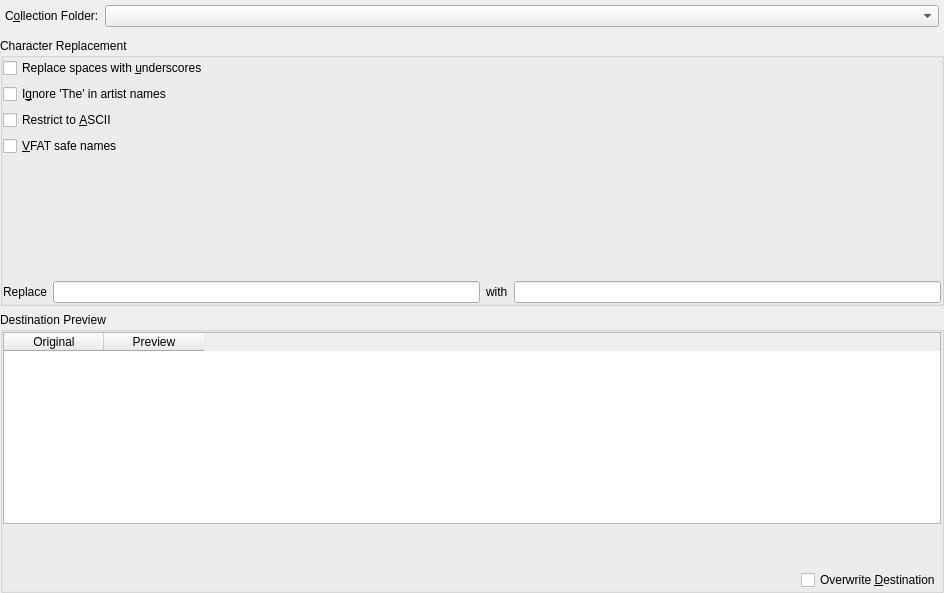
Qt form src/dialogs/OrganizeCollectionDialogBase.ui (KDE/amarok) before a commit.
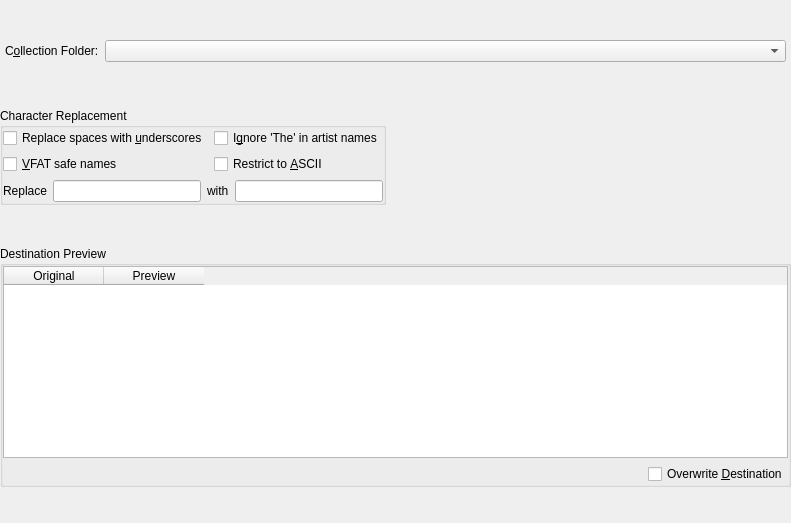
The same form after that commit. Custom widgets are drawn as their Qt base class.

Commit message: Tweak the layout of the Organize and filename layout dialogs to make them fit in smaller screens.

The edit to the form file:
```diff
--- a/src/dialogs/OrganizeCollectionDialogBase.ui
+++ b/src/dialogs/OrganizeCollectionDialogBase.ui
@@ -7,8 +7,8 @@
    <rect>
     <x>0</x>
     <y>0</y>
-    <width>944</width>
-    <height>593</height>
+    <width>791</width>
+    <height>523</height>
    </rect>
   </property>
   <property name="sizePolicy">
@@ -68,12 +68,27 @@
    </item>
    <item>
     <widget class="QGroupBox" name="groupBox_2">
+     <property name="sizePolicy">
+      <sizepolicy hsizetype="MinimumExpanding" vsizetype="Preferred">
+       <horstretch>0</horstretch>
+       <verstretch>0</verstretch>
+      </sizepolicy>
+     </property>
      <property name="title">
       <string>Character Replacement</string>
      </property>
-     <layout class="QVBoxLayout" name="verticalLayout_4">
-      <item>
+     <layout class="QGridLayout" name="gridLayout">
+      <property name="sizeConstraint">
+       <enum>QLayout::SetFixedSize</enum>
+      </property>
+      <item row="0" column="0">
        <widget class="QCheckBox" name="spaceCheck">
+        <property name="sizePolicy">
+         <sizepolicy hsizetype="MinimumExpanding" vsizetype="Fixed">
+          <horstretch>0</horstretch>
+          <verstretch>0</verstretch>
+         </sizepolicy>
+        </property>
         <property name="toolTip">
          <string>If checked, convert spaces to underscores.</string>
         </property>
@@ -85,8 +100,52 @@
         </property>
        </widget>
       </item>
-      <item>
+      <item row="4" column="0" colspan="2">
+       <layout class="QHBoxLayout" name="_2">
+        <item>
+         <widget class="QLabel" name="textLabel1">
+          <property name="text">
+           <string>Replace</string>
+          </property>
+          <property name="wordWrap">
+           <bool>false</bool>
+          </property>
+         </widget>
+        </item>
+        <item>
+         <widget class="KLineEdit" name="regexpEdit">
+          <property name="toolTip">
+           <string>Regular expression</string>
+          </property>
+         </widget>
+        </item>
+        <item>
+         <widget class="QLabel" name="textLabel2">
+          <property name="text">
+           <string>with</string>
+          </property>
+          <property name="wordWrap">
+           <bool>false</bool>
+          </property>
+         </widget>
+        </item>
+        <item>
+         <widget class="KLineEdit" name="replaceEdit">
+          <property name="toolTip">
+           <string>Character string</string>
+          </property>
+         </widget>
+        </item>
+       </layout>
+      </item>
+      <item row="0" column="1">
        <widget class="QCheckBox" name="ignoreTheCheck">
+        <property name="sizePolicy">
+         <sizepolicy hsizetype="MinimumExpanding" vsizetype="Fixed">
+          <horstretch>0</horstretch>
+          <verstretch>0</verstretch>
+         </sizepolicy>
+        </property>
         <property name="toolTip">
          <string>If checked, postfix artists' names starting with 'The' with ', The'.</string>
         </property>
@@ -98,8 +157,14 @@
         </property>
        </widget>
       </item>
-      <item>
+      <item row="1" column="1">
        <widget class="QCheckBox" name="asciiCheck">
+        <property name="sizePolicy">
+         <sizepolicy hsizetype="MinimumExpanding" vsizetype="Fixed">
+          <horstretch>0</horstretch>
+          <verstretch>0</verstretch>
+         </sizepolicy>
+        </property>
         <property name="toolTip">
          <string>&lt;!DOCTYPE HTML PUBLIC &quot;-//W3C//DTD HTML 4.0//EN&quot; &quot;http://www.w3.org/TR/REC-html40/strict.dtd&quot;&gt;
 &lt;html&gt;&lt;head&gt;&lt;meta name=&quot;qrichtext&quot; content=&quot;1&quot; /&gt;&lt;style type=&quot;text/css&quot;&gt;
@@ -125,8 +190,14 @@
         </property>
        </widget>
       </item>
-      <item>
+      <item row="1" column="0">
        <widget class="QCheckBox" name="vfatCheck">
+        <property name="sizePolicy">
+         <sizepolicy hsizetype="MinimumExpanding" vsizetype="Fixed">
+          <horstretch>0</horstretch>
+          <verstretch>0</verstretch>
+         </sizepolicy>
+        </property>
         <property name="toolTip">
          <string>Replace characters that are incompatible with MS-DOS/VFAT file systems with underscores. 
 
@@ -142,57 +213,6 @@
         </property>
        </widget>
       </item>
-      <item>
-       <spacer name="verticalSpacer">
-        <property name="orientation">
-         <enum>Qt::Vertical</enum>
-        </property>
-        <property name="sizeHint" stdset="0">
-         <size>
-          <width>20</width>
-          <height>47</height>
-         </size>
-        </property>
-       </spacer>
-      </item>
-      <item>
-       <layout class="QHBoxLayout" name="_2">
-        <item>
-         <widget class="QLabel" name="textLabel1">
-          <property name="text">
-           <string>Replace</string>
-          </property>
-          <property name="wordWrap">
-           <bool>false</bool>
-          </property>
-         </widget>
-        </item>
-        <item>
-         <widget class="KLineEdit" name="regexpEdit">
-          <property name="toolTip">
-           <string>Regular expression</string>
-          </property>
-         </widget>
-        </item>
-        <item>
-         <widget class="QLabel" name="textLabel2">
-          <property name="text">
-           <string>with</string>
-          </property>
-          <property name="wordWrap">
-           <bool>false</bool>
-          </property>
-         </widget>
-        </item>
-        <item>
-         <widget class="KLineEdit" name="replaceEdit">
-          <property name="toolTip">
-           <string>Character string</string>
-          </property>
-         </widget>
-        </item>
-       </layout>
-      </item>
      </layout>
     </widget>
    </item>
@@ -228,35 +248,6 @@
         </column>
        </widget>
       </item>
-      <item>
-       <widget class="QLabel" name="previewText">
-        <property name="sizePolicy">
-         <sizepolicy hsizetype="Expanding" vsizetype="Preferred">
-          <horstretch>0</horstretch>
-          <verstretch>0</verstretch>
-         </sizepolicy>
-        </property>
-        <property name="toolTip">
-         <string>This is what the file names will look like after renaming.</string>
-        </property>
-        <property name="text">
-         <string/>
-        </property>
-        <property name="wordWrap">
-         <bool>false</bool>
-        </property>
-       </widget>
-      </item>
-      <item>
-       <widget class="QLabel" name="conflictLabel">
-        <property name="text">
-         <string/>
-        </property>
-        <property name="alignment">
-         <set>Qt::AlignRight|Qt::AlignTrailing|Qt::AlignVCenter</set>
-        </property>
-       </widget>
-      </item>
       <item>
        <layout class="QHBoxLayout">
         <item>
@@ -275,6 +266,16 @@
           </property>
          </spacer>
         </item>
+        <item>
+         <widget class="QLabel" name="conflictLabel">
+          <property name="text">
+           <string/>
+          </property>
+          <property name="alignment">
+           <set>Qt::AlignRight|Qt::AlignTrailing|Qt::AlignVCenter</set>
+          </property>
+         </widget>
+        </item>
         <item>
          <widget class="QCheckBox" name="overwriteCheck">
           <property name="toolTip">
```
The commit also changes 2 other files.
